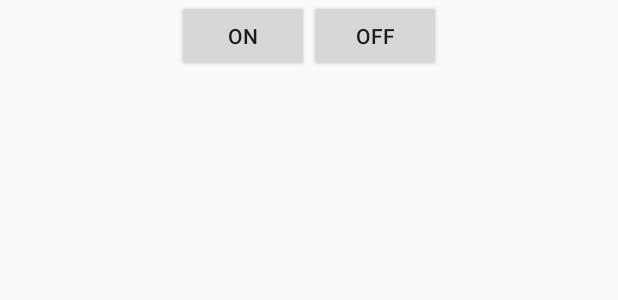
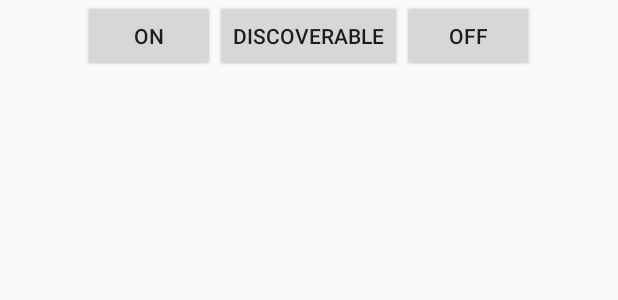
Before and after one commit to nawsusunyein/BluetoothOnOff, an Android app: the layout activity_main.xml on its own in the app's theme, with its tools: preview values and no code run, on a phone screen of 412 x 824 dp. Shown: the top 300 px of the screen. Run offline under Robolectric (Android 15) with nearby library versions, the phone set to English and light mode, and no system bars.

Commit message:
insert bluetooth discoverable setting

```diff
--- a/app/src/main/res/layout/activity_main.xml
+++ b/app/src/main/res/layout/activity_main.xml
@@ -20,6 +20,13 @@
             android:onClick="onBluetoothSetting"
             />
         <Button
+            android:id="@+id/btnDiscoverable"
+            android:layout_width="wrap_content"
+            android:layout_height="wrap_content"
+            android:text="Discoverable"
+            android:onClick="onBluetoothDiscoverableSetting"
+            />
+        <Button
             android:id="@+id/btnOff"
             android:layout_width="wrap_content"
             android:layout_height="wrap_content"
```
Also changed, not shown: app/src/main/java/com/example/bluetoothonoff/MainActivity.java (+7 -0 lines).
